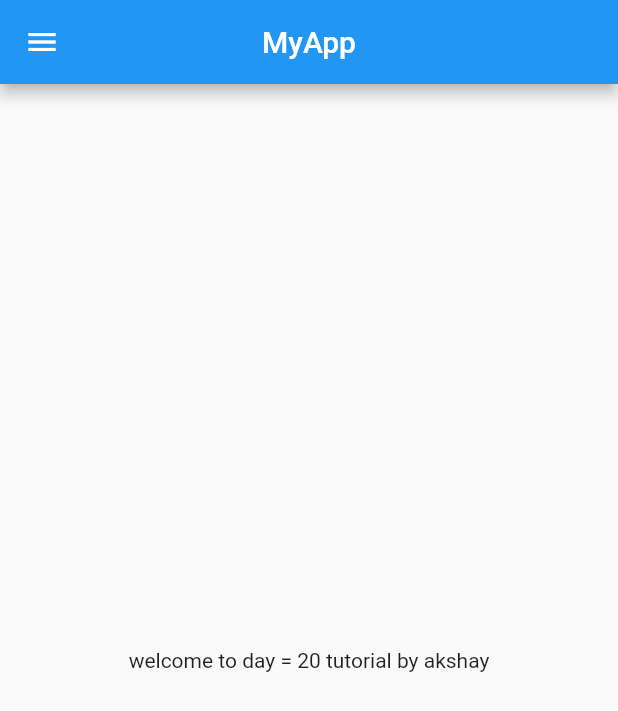
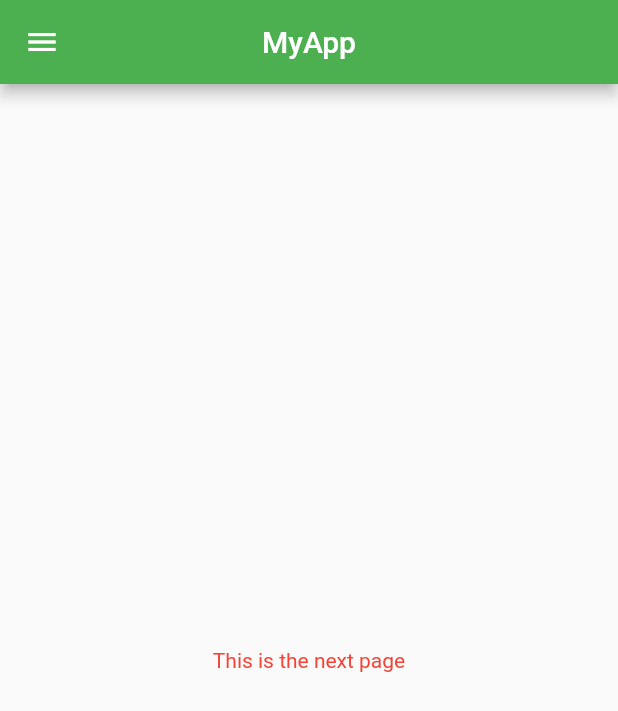
Before and after one commit to itsaggarwalakshay/Flutter_Project, a Flutter app: the screen it shows after launch, on a phone screen of 412 x 824 dp. Shown: the top 711 px of the screen. Run offline on Flutter 3.47's test engine with Material 2 defaults, Android fonts, the phone set to English and light mode, and no system bars.

Commit message:
day3 completed

```diff
--- a/lib/main.dart
+++ b/lib/main.dart
@@ -1,5 +1,6 @@
 import 'package:flutter/material.dart';
-import 'package:flutter_application_1/home_page.dart';
+import 'package:flutter_application_1/pages/home_page.dart';
+import 'package:flutter_application_1/pages/login_page.dart';
 
 void main() {
   runApp(myApp());
@@ -12,7 +13,18 @@ class myApp extends StatelessWidget {
   Widget build(BuildContext context) {
     int day = 20;
     return MaterialApp(
-      home: HomePage(),
+      // home: HomePage(),
+      themeMode: ThemeMode.dark,
+      theme: ThemeData(primarySwatch: Colors.deepPurple),
+      darkTheme: ThemeData(
+        primarySwatch: Colors.green,
+        /* dark theme settings */
+      ),
+      initialRoute: "/home",
+      routes: {
+        "/": (context) => LoginPage(),
+        "/home": (context) => HomePage(),
+      },
     );
   }
 }
--- a/lib/home_page.dart
+++ b/lib/pages/home_page.dart
@@ -14,7 +14,10 @@ class HomePage extends StatelessWidget {
       ),
       body: Center(
         child: Container(
-          child: Text("welcome to day = $day tutorial by $name"),
+          child: Text(
+            'This is the next page',
+            style: TextStyle(color: Colors.red),
+          ),
         ),
       ),
       drawer: Drawer(),
```
Also changed, not shown: lib/pages/login_page.dart (added, +20 -0 lines).
